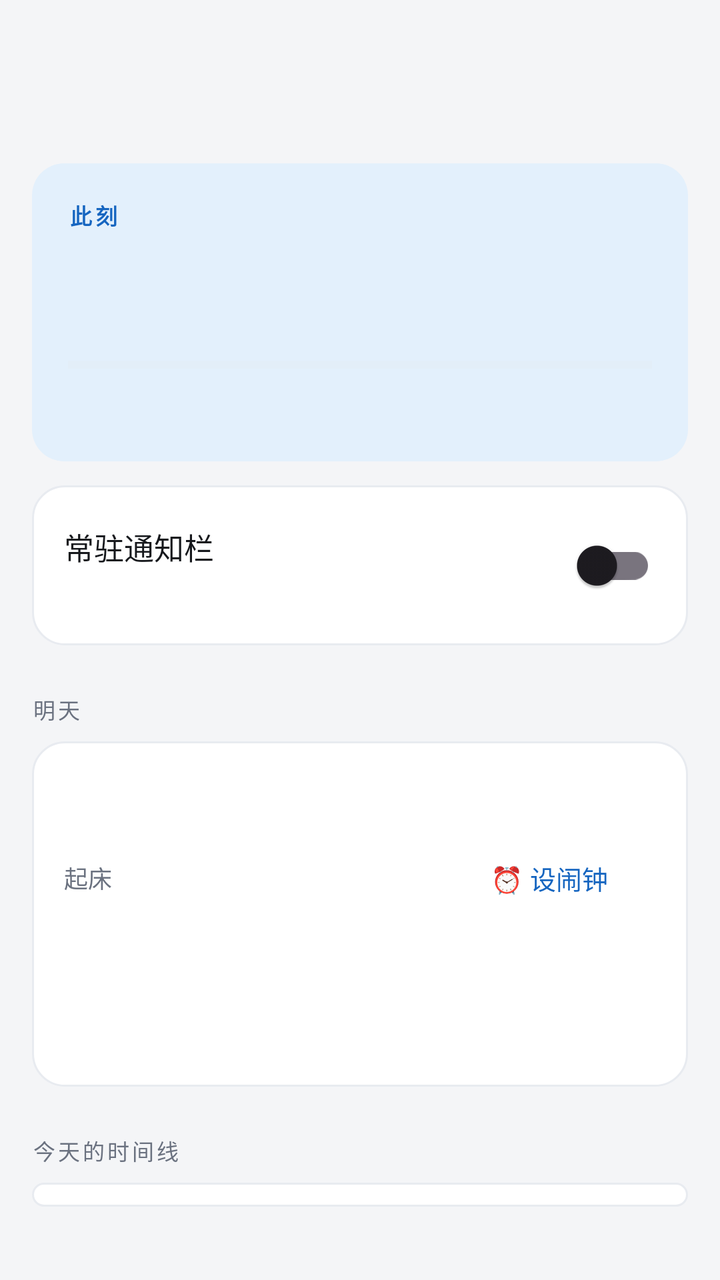
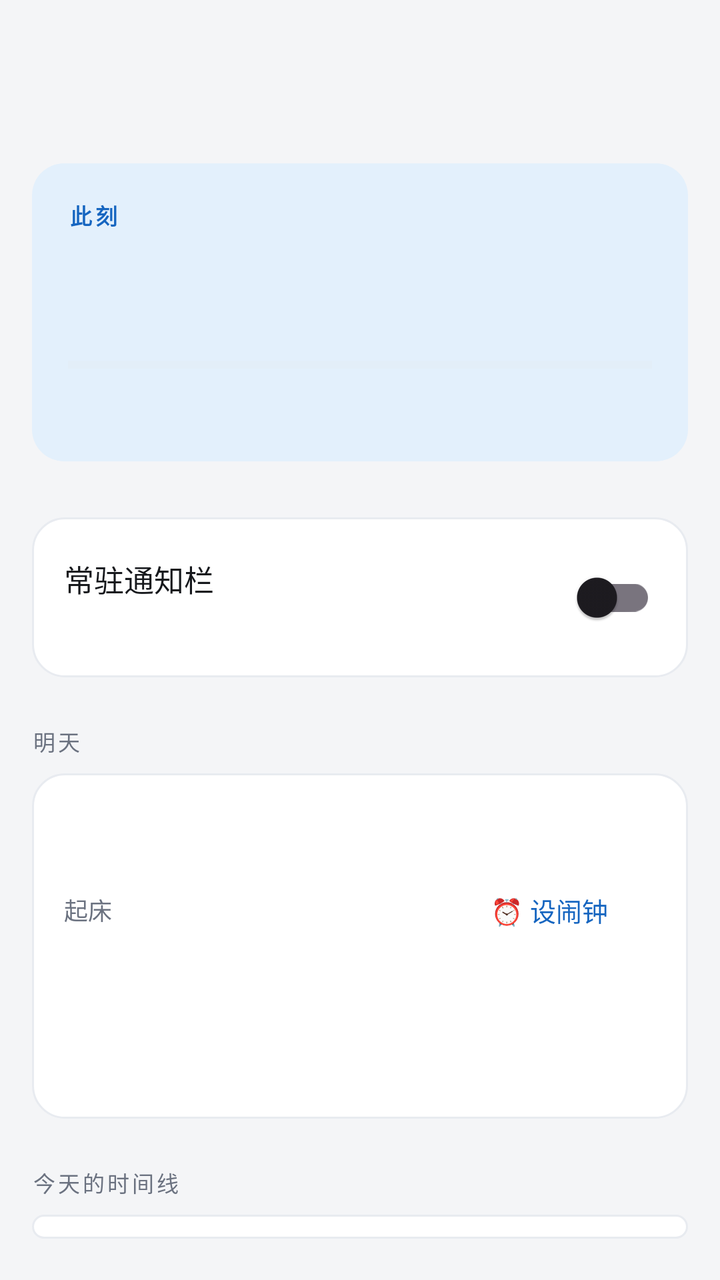

An Android layout rendered at two revisions. The XML below is the earlier revision; the diff shows what the commit changed to produce the second picture.
<!-- AndroidManifest.xml: application theme Theme.Timetable -->
<!-- res/layout/fragment_today.xml -->
<?xml version="1.0" encoding="utf-8"?>
<androidx.core.widget.NestedScrollView xmlns:android="http://schemas.android.com/apk/res/android"
    android:id="@+id/scroll"
    android:layout_width="match_parent"
    android:layout_height="match_parent"
    android:fillViewport="true">

    <LinearLayout
        android:layout_width="match_parent"
        android:layout_height="wrap_content"
        android:orientation="vertical"
        android:padding="@dimen/page_padding">

        <TextView
            android:id="@+id/tvHeaderDate"
            android:layout_width="match_parent"
            android:layout_height="wrap_content"
            android:letterSpacing="0.02"
            android:textColor="@color/text_secondary"
            android:textSize="12sp" />

        <TextView
            android:id="@+id/tvHeaderDayType"
            android:layout_width="match_parent"
            android:layout_height="wrap_content"
            android:layout_marginTop="4dp"
            android:fontFamily="sans-serif-medium"
            android:textColor="@color/text_primary"
            android:textSize="22sp" />

        
        <LinearLayout
            android:layout_width="match_parent"
            android:layout_height="wrap_content"
            android:layout_marginTop="@dimen/space_l"
            android:background="@drawable/bg_card_accent"
            android:orientation="vertical"
            android:padding="18dp">

            <TextView
                android:layout_width="wrap_content"
                android:layout_height="wrap_content"
                android:includeFontPadding="false"
                android:letterSpacing="0.16"
                android:text="@string/now_label"
                android:textColor="?attr/accentColor"
                android:textSize="11sp"
                android:textStyle="bold" />

            <TextView
                android:id="@+id/tvNowTitle"
                android:layout_width="match_parent"
                android:layout_height="wrap_content"
                android:layout_marginTop="6dp"
                android:fontFamily="sans-serif-medium"
                android:includeFontPadding="false"
                android:textColor="@color/text_primary"
                android:textSize="21sp" />

            <TextView
                android:id="@+id/tvNowMeta"
                android:layout_width="match_parent"
                android:layout_height="wrap_content"
                android:layout_marginTop="4dp"
                android:lineSpacingExtra="2dp"
                android:textColor="@color/text_secondary"
                android:textSize="12sp" />

            <ProgressBar
                android:id="@+id/nowProgress"
                style="?android:attr/progressBarStyleHorizontal"
                android:layout_width="match_parent"
                android:layout_height="4dp"
                android:layout_marginTop="14dp"
                android:max="100"
                android:progress="0"
                android:progressBackgroundTint="@color/divider"
                android:progressTint="?attr/accentColor" />

            <TextView
                android:id="@+id/tvNowNext"
                android:layout_width="match_parent"
                android:layout_height="wrap_content"
                android:layout_marginTop="12dp"
                android:textColor="@color/text_secondary"
                android:textSize="12sp" />
        </LinearLayout>

        
        <LinearLayout
            android:layout_width="match_parent"
            android:layout_height="wrap_content"
            android:layout_marginTop="@dimen/space_m"
            android:background="@drawable/bg_card"
            android:gravity="center_vertical"
            android:orientation="horizontal"
            android:padding="@dimen/card_padding">

            <LinearLayout
                android:layout_width="0dp"
                android:layout_height="wrap_content"
                android:layout_weight="1"
                android:orientation="vertical">

                <TextView
                    style="@style/CardTitle"
                    android:layout_width="wrap_content"
                    android:layout_height="wrap_content"
                    android:text="@string/resident_title" />

                <TextView
                    android:id="@+id/tvSwitchState"
                    android:layout_width="match_parent"
                    android:layout_height="wrap_content"
                    android:layout_marginTop="2dp"
                    android:textColor="@color/text_secondary"
                    android:textSize="12sp" />
            </LinearLayout>

            <com.google.android.material.switchmaterial.SwitchMaterial
                android:id="@+id/swEnabled"
                android:layout_width="wrap_content"
                android:layout_height="wrap_content" />
        </LinearLayout>

        <TextView
            android:id="@+id/tvHint"
            android:layout_width="match_parent"
            android:layout_height="wrap_content"
            android:layout_marginTop="@dimen/space_s"
            android:lineSpacingExtra="2dp"
            android:paddingHorizontal="2dp"
            android:textColor="@color/text_secondary"
            android:textSize="11sp"
            android:visibility="gone" />

        
        <TextView
            style="@style/SectionLabel"
            android:layout_width="match_parent"
            android:layout_height="wrap_content"
            android:layout_marginTop="@dimen/section_gap"
            android:layout_marginBottom="@dimen/space_s"
            android:text="明天" />

        <LinearLayout
            android:layout_width="match_parent"
            android:layout_height="wrap_content"
            android:background="@drawable/bg_card"
            android:orientation="vertical"
            android:padding="@dimen/card_padding">

            <TextView
                android:id="@+id/tvTomorrowHeader"
                android:layout_width="match_parent"
                android:layout_height="wrap_content"
                android:fontFamily="sans-serif-medium"
                android:textColor="@color/text_primary"
                android:textSize="15sp" />

            
            <LinearLayout
                android:id="@+id/rowWake"
                android:layout_width="match_parent"
                android:layout_height="wrap_content"
                android:layout_marginTop="@dimen/space_m"
                android:gravity="center_vertical"
                android:orientation="horizontal">

                <TextView
                    android:layout_width="wrap_content"
                    android:layout_height="wrap_content"
                    android:text="起床"
                    android:textColor="@color/text_secondary"
                    android:textSize="12sp" />

                <TextView
                    android:id="@+id/tvWakeTime"
                    android:layout_width="0dp"
                    android:layout_height="wrap_content"
                    android:layout_marginStart="10dp"
                    android:layout_weight="1"
                    android:fontFamily="sans-serif-medium"
                    android:textColor="?attr/accentColor"
                    android:textSize="20sp" />

                <Button
                    android:id="@+id/btnSetAlarm"
                    style="@style/FlatTextButton"
                    android:textSize="13sp"
                    android:text="⏰ 设闹钟" />
            </LinearLayout>

            <TextView
                android:id="@+id/tvTomorrowFirst"
                android:layout_width="match_parent"
                android:layout_height="wrap_content"
                android:layout_marginTop="@dimen/space_s"
                android:textColor="@color/text_secondary"
                android:textSize="12sp" />

            <TextView
                android:id="@+id/tvTomorrowCourses"
                android:layout_width="match_parent"
                android:layout_height="wrap_content"
                android:layout_marginTop="6dp"
                android:textColor="@color/text_primary"
                android:textSize="13sp" />

            <TextView
                android:id="@+id/tvTomorrowTail"
                android:layout_width="match_parent"
                android:layout_height="wrap_content"
                android:layout_marginTop="4dp"
                android:textColor="@color/text_secondary"
                android:textSize="12sp" />
        </LinearLayout>

        
        <TextView
            style="@style/SectionLabel"
            android:layout_width="match_parent"
            android:layout_height="wrap_content"
            android:layout_marginTop="@dimen/section_gap"
            android:layout_marginBottom="@dimen/space_s"
            android:text="今天的时间线" />

        <LinearLayout
            android:id="@+id/timelineContainer"
            android:layout_width="match_parent"
            android:layout_height="wrap_content"
            android:background="@drawable/bg_card"
            android:orientation="vertical"
            android:paddingVertical="6dp" />

    </LinearLayout>
</androidx.core.widget.NestedScrollView>
<!-- resources referenced by this layout -->
<resources>
  <color name="divider">#E5E7EB</color>
  <color name="text_primary">#16181C</color>
  <color name="text_secondary">#6B7280</color>
  <dimen name="card_padding">16dp</dimen>
  <dimen name="page_padding">16dp</dimen>
  <dimen name="section_gap">24dp</dimen>
  <dimen name="space_l">16dp</dimen>
  <dimen name="space_m">12dp</dimen>
  <dimen name="space_s">8dp</dimen>
  <!-- drawable bg_card (drawable) -->
  <?xml version="1.0" encoding="utf-8"?>
  <shape xmlns:android="http://schemas.android.com/apk/res/android"
      android:shape="rectangle">
      <solid android:color="@color/card_bg" />
      <corners android:radius="@dimen/card_radius" />
      <stroke
          android:width="1dp"
          android:color="@color/card_stroke" />
  </shape>
  <!-- drawable bg_card_accent (drawable) -->
  <?xml version="1.0" encoding="utf-8"?>
  <shape xmlns:android="http://schemas.android.com/apk/res/android"
      android:shape="rectangle">
      <solid android:color="?attr/accentSoftColor" />
      <corners android:radius="@dimen/card_radius" />
  </shape>
  <string name="now_label">此刻</string>
  <string name="resident_title">常驻通知栏</string>
  <style name="CardTitle">
          <item name="android:textSize">15sp</item>
          <item name="android:textColor">@color/text_primary</item>
          <item name="android:fontFamily">sans-serif-medium</item>
      </style>
  <style name="FlatTextButton" parent="Widget.AppCompat.Button.Borderless">
          <item name="android:layout_width">wrap_content</item>
          <item name="android:layout_height">wrap_content</item>
          <item name="android:minWidth">44dp</item>
          <item name="android:minHeight">40dp</item>
          <item name="android:textSize">17sp</item>
          <item name="android:textColor">?attr/accentColor</item>
      </style>
  <style name="SectionLabel">
          <item name="android:textSize">11sp</item>
          <item name="android:textColor">@color/text_secondary</item>
          <item name="android:letterSpacing">0.12</item>
          <item name="android:includeFontPadding">false</item>
      </style>
  <style name="Theme.Timetable" parent="Theme.Material3.DayNight.NoActionBar">
          <item name="android:windowBackground">@color/app_bg</item>
  
          <item name="accentColor">@color/accent_blue</item>
          <item name="accentSoftColor">@color/accent_soft_blue</item>
  
          <item name="colorPrimary">@color/accent_blue</item>
          <item name="colorOnPrimary">@color/on_accent</item>
          <item name="colorPrimaryContainer">@color/accent_soft_blue</item>
          <item name="colorOnPrimaryContainer">@color/accent_blue</item>
  
          <item name="colorSecondary">@color/accent_blue</item>
          <item name="colorOnSecondary">@color/on_accent</item>
  
          <item name="colorSecondaryContainer">@color/accent_soft_blue</item>
          <item name="colorOnSecondaryContainer">@color/accent_blue</item>
  
          <item name="colorAccent">@color/accent_blue</item>
          <item name="android:colorControlActivated">@color/accent_blue</item>
      </style>
  <color name="card_bg">#FFFFFF</color>
  <dimen name="card_radius">16dp</dimen>
  <color name="card_stroke">#E8EBF0</color>
  <color name="app_bg">#F4F5F7</color>
  <color name="accent_blue">#1565C0</color>
  <color name="accent_soft_blue">#E3F0FC</color>
  <color name="on_accent">#FFFFFF</color>
</resources>

<!-- the commit's change to res/layout/fragment_today.xml (unified diff, before → after) -->
@@ -1,237 +1,289 @@
 <?xml version="1.0" encoding="utf-8"?>
-<androidx.core.widget.NestedScrollView xmlns:android="http://schemas.android.com/apk/res/android"
-    android:id="@+id/scroll"
+<FrameLayout xmlns:android="http://schemas.android.com/apk/res/android"
     android:layout_width="match_parent"
-    android:layout_height="match_parent"
-    android:fillViewport="true">
-
-    <LinearLayout
+    android:layout_height="match_parent">
+
+    <androidx.core.widget.NestedScrollView
+        android:id="@+id/scroll"
         android:layout_width="match_parent"
-        android:layout_height="wrap_content"
-        android:orientation="vertical"
-        android:padding="@dimen/page_padding">
-
-        <TextView
-            android:id="@+id/tvHeaderDate"
+        android:layout_height="match_parent"
+        android:fillViewport="true">
+
+        
+        <LinearLayout
+            android:id="@+id/page"
             android:layout_width="match_parent"
             android:layout_height="wrap_content"
-            android:letterSpacing="0.02"
-            android:textColor="@color/text_secondary"
-            android:textSize="12sp" />
-
-        <TextView
-            android:id="@+id/tvHeaderDayType"
-            android:layout_width="match_parent"
-            android:layout_height="wrap_content"
-            android:layout_marginTop="4dp"
-            android:fontFamily="sans-serif-medium"
-            android:textColor="@color/text_primary"
-            android:textSize="22sp" />
-
-        
-        <LinearLayout
-            android:layout_width="match_parent"
-            android:layout_height="wrap_content"
-            android:layout_marginTop="@dimen/space_l"
-            android:background="@drawable/bg_card_accent"
-            android:orientation="vertical"
-            android:padding="18dp">
-
-            <TextView
-                android:layout_width="wrap_content"
-                android:layout_height="wrap_content"
-                android:includeFontPadding="false"
-                android:letterSpacing="0.16"
-                android:text="@string/now_label"
-                android:textColor="?attr/accentColor"
-                android:textSize="11sp"
-                android:textStyle="bold" />
-
-            <TextView
-                android:id="@+id/tvNowTitle"
-                android:layout_width="match_parent"
-                android:layout_height="wrap_content"
-                android:layout_marginTop="6dp"
-                android:fontFamily="sans-serif-medium"
-                android:includeFontPadding="false"
-                android:textColor="@color/text_primary"
-                android:textSize="21sp" />
-
-            <TextView
-                android:id="@+id/tvNowMeta"
-                android:layout_width="match_parent"
-                android:layout_height="wrap_content"
-                android:layout_marginTop="4dp"
-                android:lineSpacingExtra="2dp"
+            android:orientation="vertical">
+
+            
+            <LinearLayout
+                android:id="@+id/content"
+                android:layout_width="match_parent"
+                android:layout_height="wrap_content"
+                android:orientation="vertical"
+                android:padding="@dimen/page_padding">
+
+            <TextView
+                android:id="@+id/tvHeaderDate"
+                android:layout_width="match_parent"
+                android:layout_height="wrap_content"
+                android:letterSpacing="0.02"
                 android:textColor="@color/text_secondary"
                 android:textSize="12sp" />
 
-            <ProgressBar
-                android:id="@+id/nowProgress"
-                style="?android:attr/progressBarStyleHorizontal"
-                android:layout_width="match_parent"
-                android:layout_height="4dp"
-                android:layout_marginTop="14dp"
-                android:max="100"
-                android:progress="0"
-                android:progressBackgroundTint="@color/divider"
-                android:progressTint="?attr/accentColor" />
-
-            <TextView
-                android:id="@+id/tvNowNext"
-                android:layout_width="match_parent"
-                android:layout_height="wrap_content"
-                android:layout_marginTop="12dp"
-                android:textColor="@color/text_secondary"
-                android:textSize="12sp" />
-        </LinearLayout>
-
-        
-        <LinearLayout
-            android:layout_width="match_parent"
-            android:layout_height="wrap_content"
-            android:layout_marginTop="@dimen/space_m"
-            android:background="@drawable/bg_card"
-            android:gravity="center_vertical"
-            android:orientation="horizontal"
-            android:padding="@dimen/card_padding">
-
-            <LinearLayout
-                android:layout_width="0dp"
-                android:layout_height="wrap_content"
-                android:layout_weight="1"
-                android:orientation="vertical">
-
-                <TextView
-                    style="@style/CardTitle"
-                    android:layout_width="wrap_content"
-                    android:layout_height="wrap_content"
-                    android:text="@string/resident_title" />
-
-                <TextView
-                    android:id="@+id/tvSwitchState"
-                    android:layout_width="match_parent"
-                    android:layout_height="wrap_content"
-                    android:layout_marginTop="2dp"
-                    android:textColor="@color/text_secondary"
-                    android:textSize="12sp" />
-            </LinearLayout>
-
-            <com.google.android.material.switchmaterial.SwitchMaterial
-                android:id="@+id/swEnabled"
-                android:layout_width="wrap_content"
-                android:layout_height="wrap_content" />
-        </LinearLayout>
-
-        <TextView
-            android:id="@+id/tvHint"
-            android:layout_width="match_parent"
-            android:layout_height="wrap_content"
-            android:layout_marginTop="@dimen/space_s"
-            android:lineSpacingExtra="2dp"
-            android:paddingHorizontal="2dp"
-            android:textColor="@color/text_secondary"
-            android:textSize="11sp"
-            android:visibility="gone" />
-
-        
-        <TextView
-            style="@style/SectionLabel"
-            android:layout_width="match_parent"
-            android:layout_height="wrap_content"
-            android:layout_marginTop="@dimen/section_gap"
-            android:layout_marginBottom="@dimen/space_s"
-            android:text="明天" />
-
-        <LinearLayout
-            android:layout_width="match_parent"
-            android:layout_height="wrap_content"
-            android:background="@drawable/bg_card"
-            android:orientation="vertical"
-            android:padding="@dimen/card_padding">
-
-            <TextView
-                android:id="@+id/tvTomorrowHeader"
-                android:layout_width="match_parent"
-                android:layout_height="wrap_content"
+            <TextView
+                android:id="@+id/tvHeaderDayType"
+                android:layout_width="match_parent"
+                android:layout_height="wrap_content"
+                android:layout_marginTop="4dp"
                 android:fontFamily="sans-serif-medium"
                 android:textColor="@color/text_primary"
-                android:textSize="15sp" />
-
-            
-            <LinearLayout
-                android:id="@+id/rowWake"
+                android:textSize="22sp" />
+
+            
+            <LinearLayout
+                android:id="@+id/nowCard"
+                android:layout_width="match_parent"
+                android:layout_height="wrap_content"
+                android:layout_marginTop="@dimen/space_l"
+                android:background="@drawable/bg_card_accent"
+                android:orientation="vertical"
+                android:padding="18dp">
+
+                <TextView
+                    android:id="@+id/tvNowLabel"
+                    android:layout_width="wrap_content"
+                    android:layout_height="wrap_content"
+                    android:includeFontPadding="false"
+                    android:letterSpacing="0.16"
+                    android:text="@string/now_label"
+                    android:textColor="?attr/accentColor"
+                    android:textSize="11sp"
+                    android:textStyle="bold" />
+
+                <TextView
+                    android:id="@+id/tvNowTitle"
+                    android:layout_width="match_parent"
+                    android:layout_height="wrap_content"
+                    android:layout_marginTop="6dp"
+                    android:fontFamily="sans-serif-medium"
+                    android:includeFontPadding="false"
+                    android:textColor="@color/text_primary"
+                    android:textSize="21sp" />
+
+                <TextView
+                    android:id="@+id/tvNowMeta"
+                    android:layout_width="match_parent"
+                    android:layout_height="wrap_content"
+                    android:layout_marginTop="4dp"
+                    android:lineSpacingExtra="2dp"
+                    android:textColor="@color/text_secondary"
+                    android:textSize="12sp" />
+
+                <ProgressBar
+                    android:id="@+id/nowProgress"
+                    style="?android:attr/progressBarStyleHorizontal"
+                    android:layout_width="match_parent"
+                    android:layout_height="4dp"
+                    android:layout_marginTop="14dp"
+                    android:max="100"
+                    android:progress="0"
+                    android:progressBackgroundTint="@color/divider"
+                    android:progressTint="?attr/accentColor" />
+
+                <TextView
+                    android:id="@+id/tvNowNext"
+                    android:layout_width="match_parent"
+                    android:layout_height="wrap_content"
+                    android:layout_marginTop="12dp"
+                    android:textColor="@color/text_secondary"
+                    android:textSize="12sp" />
+            </LinearLayout>
+
+            </LinearLayout>
+
+            
+            <LinearLayout
+                android:id="@+id/blueSection"
+                android:layout_width="match_parent"
+                android:layout_height="wrap_content"
+                android:orientation="vertical">
+
+                <LinearLayout
+                    android:id="@+id/blueInner"
+                    android:layout_width="match_parent"
+                    android:layout_height="wrap_content"
+                    android:orientation="vertical"
+                    android:paddingHorizontal="@dimen/page_padding"
+                    android:paddingBottom="@dimen/page_padding">
+
+            
+            <LinearLayout
+                android:id="@+id/cardResident"
                 android:layout_width="match_parent"
                 android:layout_height="wrap_content"
                 android:layout_marginTop="@dimen/space_m"
+                android:background="@drawable/bg_card"
                 android:gravity="center_vertical"
-                android:orientation="horizontal">
-
-                <TextView
+                android:orientation="horizontal"
+                android:padding="@dimen/card_padding">
+
+                <LinearLayout
+                    android:layout_width="0dp"
+                    android:layout_height="wrap_content"
+                    android:layout_weight="1"
+                    android:orientation="vertical">
+
+                    <TextView
+                        android:id="@+id/tvResidentTitle"
+                        style="@style/CardTitle"
+                        android:layout_width="wrap_content"
+                        android:layout_height="wrap_content"
+                        android:text="@string/resident_title" />
+
+                    <TextView
+                        android:id="@+id/tvSwitchState"
+                        android:layout_width="match_parent"
+                        android:layout_height="wrap_content"
+                        android:layout_marginTop="2dp"
+                        android:textColor="@color/text_secondary"
+                        android:textSize="12sp" />
+                </LinearLayout>
+
+                <com.google.android.material.switchmaterial.SwitchMaterial
+                    android:id="@+id/swEnabled"
                     android:layout_width="wrap_content"
-                    android:layout_height="wrap_content"
-                    android:text="起床"
-                    android:textColor="@color/text_secondary"
-                    android:textSize="12sp" />
-
-                <TextView
-                    android:id="@+id/tvWakeTime"
-                    android:layout_width="0dp"
-                    android:layout_height="wrap_content"
-                    android:layout_marginStart="10dp"
-                    android:layout_weight="1"
+                    android:layout_height="wrap_content" />
+            </LinearLayout>
+
+            <TextView
+                android:id="@+id/tvHint"
+                android:layout_width="match_parent"
+                android:layout_height="wrap_content"
+                android:layout_marginTop="@dimen/space_s"
+                android:lineSpacingExtra="2dp"
+                android:paddingHorizontal="2dp"
+                android:textColor="@color/text_secondary"
+                android:textSize="11sp"
+                android:visibility="gone" />
+
+            
+            <TextView
+                android:id="@+id/tvTomorrowLabel"
+                style="@style/SectionLabel"
+                android:layout_width="match_parent"
+                android:layout_height="wrap_content"
+                android:layout_marginTop="@dimen/section_gap"
+                android:layout_marginBottom="@dimen/space_s"
+                android:text="明天" />
+
+            <LinearLayout
+                android:id="@+id/cardTomorrow"
+                android:layout_width="match_parent"
+                android:layout_height="wrap_content"
+                android:background="@drawable/bg_card"
+                android:orientation="vertical"
+                android:padding="@dimen/card_padding">
+
+                <TextView
+                    android:id="@+id/tvTomorrowHeader"
+                    android:layout_width="match_parent"
+                    android:layout_height="wrap_content"
                     android:fontFamily="sans-serif-medium"
-                    android:textColor="?attr/accentColor"
-                    android:textSize="20sp" />
-
-                <Button
-                    android:id="@+id/btnSetAlarm"
-                    style="@style/FlatTextButton"
-                    android:textSize="13sp"
-                    android:text="⏰ 设闹钟" />
-            </LinearLayout>
-
-            <TextView
-                android:id="@+id/tvTomorrowFirst"
-                android:layout_width="match_parent"
-                android:layout_height="wrap_content"
-                android:layout_marginTop="@dimen/space_s"
-                android:textColor="@color/text_secondary"
-                android:textSize="12sp" />
-
-            <TextView
-                android:id="@+id/tvTomorrowCourses"
-                android:layout_width="match_parent"
-                android:layout_height="wrap_content"
-                android:layout_marginTop="6dp"
-                android:textColor="@color/text_primary"
-                android:textSize="13sp" />
-
-            <TextView
-                android:id="@+id/tvTomorrowTail"
-                android:layout_width="match_parent"
-                android:layout_height="wrap_content"
-                android:layout_marginTop="4dp"
-                android:textColor="@color/text_secondary"
-                android:textSize="12sp" />
+                    android:textColor="@color/text_primary"
+                    android:textSize="15sp" />
+
+                
+                <LinearLayout
+                    android:id="@+id/rowWake"
+                    android:layout_width="match_parent"
+                    android:layout_height="wrap_content"
+                    android:layout_marginTop="@dimen/space_m"
+                    android:gravity="center_vertical"
+                    android:orientation="horizontal">
+
+                    <TextView
+                        android:id="@+id/tvWakeLabel"
+                        android:layout_width="wrap_content"
+                        android:layout_height="wrap_content"
+                        android:text="起床"
+                        android:textColor="@color/text_secondary"
+                        android:textSize="12sp" />
+
+                    <TextView
+                        android:id="@+id/tvWakeTime"
+                        android:layout_width="0dp"
+                        android:layout_height="wrap_content"
+                        android:layout_marginStart="10dp"
+                        android:layout_weight="1"
+                        android:fontFamily="sans-serif-medium"
+                        android:textColor="?attr/accentColor"
+                        android:textSize="20sp" />
+
+                    <Button
+                        android:id="@+id/btnSetAlarm"
+                        style="@style/FlatTextButton"
+                        android:textSize="13sp"
+                        android:text="⏰ 设闹钟" />
+                </LinearLayout>
+
+                <TextView
+                    android:id="@+id/tvTomorrowFirst"
+                    android:layout_width="match_parent"
+                    android:layout_height="wrap_content"
+                    android:layout_marginTop="@dimen/space_s"
+                    android:textColor="@color/text_secondary"
+                    android:textSize="12sp" />
+
+                <TextView
+                    android:id="@+id/tvTomorrowCourses"
+                    android:layout_width="match_parent"
+                    android:layout_height="wrap_content"
+                    android:layout_marginTop="6dp"
+                    android:textColor="@color/text_primary"
+                    android:textSize="13sp" />
+
+                <TextView
+                    android:id="@+id/tvTomorrowTail"
+                    android:layout_width="match_parent"
+                    android:layout_height="wrap_content"
+                    android:layout_marginTop="4dp"
+                    android:textColor="@color/text_secondary"
+                    android:textSize="12sp" />
+            </LinearLayout>
+
+            
+            <TextView
+                android:id="@+id/tvTimelineLabel"
+                style="@style/SectionLabel"
+                android:layout_width="match_parent"
+                android:layout_height="wrap_content"
+                android:layout_marginTop="@dimen/section_gap"
+                android:layout_marginBottom="@dimen/space_s"
+                android:text="今天的时间线" />
+
+            <LinearLayout
+                android:id="@+id/timelineContainer"
+                android:layout_width="match_parent"
+                android:layout_height="wrap_content"
+                android:background="@drawable/bg_card"
+                android:orientation="vertical"
+                android:paddingVertical="6dp" />
+
+                </LinearLayout>
+
+            </LinearLayout>
+
         </LinearLayout>
-
-        
-        <TextView
-            style="@style/SectionLabel"
-            android:layout_width="match_parent"
-            android:layout_height="wrap_content"
-            android:layout_marginTop="@dimen/section_gap"
-            android:layout_marginBottom="@dimen/space_s"
-            android:text="今天的时间线" />
-
-        <LinearLayout
-            android:id="@+id/timelineContainer"
-            android:layout_width="match_parent"
-            android:layout_height="wrap_content"
-            android:background="@drawable/bg_card"
-            android:orientation="vertical"
-            android:paddingVertical="6dp" />
-
-    </LinearLayout>
-</androidx.core.widget.NestedScrollView>
+    </androidx.core.widget.NestedScrollView>
+
+    
+    <FrameLayout
+        android:id="@+id/p3Host"
+        android:layout_width="match_parent"
+        android:layout_height="match_parent"
+        android:background="#FF0524B1"
+        android:visibility="gone" />
+
+</FrameLayout>
